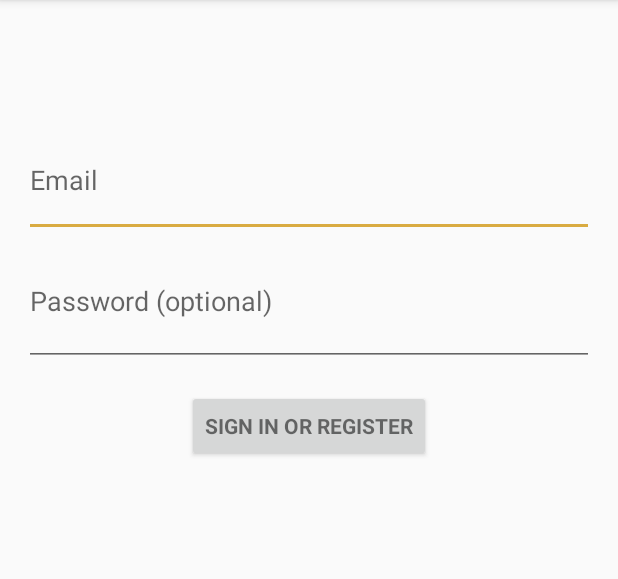
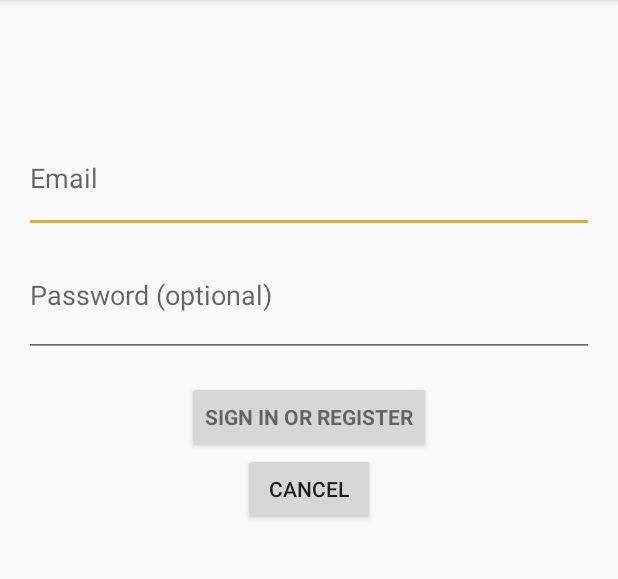
Before and after one commit to kananx/BuzzMovies, an Android app: the screen it shows after launch (LoginActivity), on a phone screen of 412 x 824 dp, the part 84-663 px from its top. Run offline under Robolectric (Android 15) with nearby library versions, the phone set to English and light mode, and no system bars; 2 statements that could not run were skipped.

Commit message:
add cancel button,  make cancel button exit app on click

```diff
--- a/app/src/main/java/at/str/buzzmovies/LoginActivity.java
+++ b/app/src/main/java/at/str/buzzmovies/LoginActivity.java
@@ -91,6 +91,16 @@ public class LoginActivity extends AppCompatActivity implements LoaderCallbacks<
 
         mLoginFormView = findViewById(R.id.login_form);
         mProgressView = findViewById(R.id.login_progress);
+
+        Button mCancelLoginButton = (Button) findViewById(R.id.cancel_login_button);
+        mCancelLoginButton.setOnClickListener(new OnClickListener() {
+            @Override
+            public void onClick(View v) {
+                finish();
+                System.exit(0);
+
+            }
+        });
     }
 
     private void populateAutoComplete() {
--- a/app/src/main/res/layout/activity_login.xml
+++ b/app/src/main/res/layout/activity_login.xml
@@ -79,4 +79,11 @@
         android:text="@string/action_sign_in"
         android:textStyle="bold"
         android:layout_gravity="center_horizontal" />
+
+    <Button
+        android:layout_width="wrap_content"
+        android:layout_height="wrap_content"
+        android:text="Cancel"
+        android:id="@+id/cancel_login_button"
+        android:layout_gravity="center_horizontal" />
 </LinearLayout>
```
